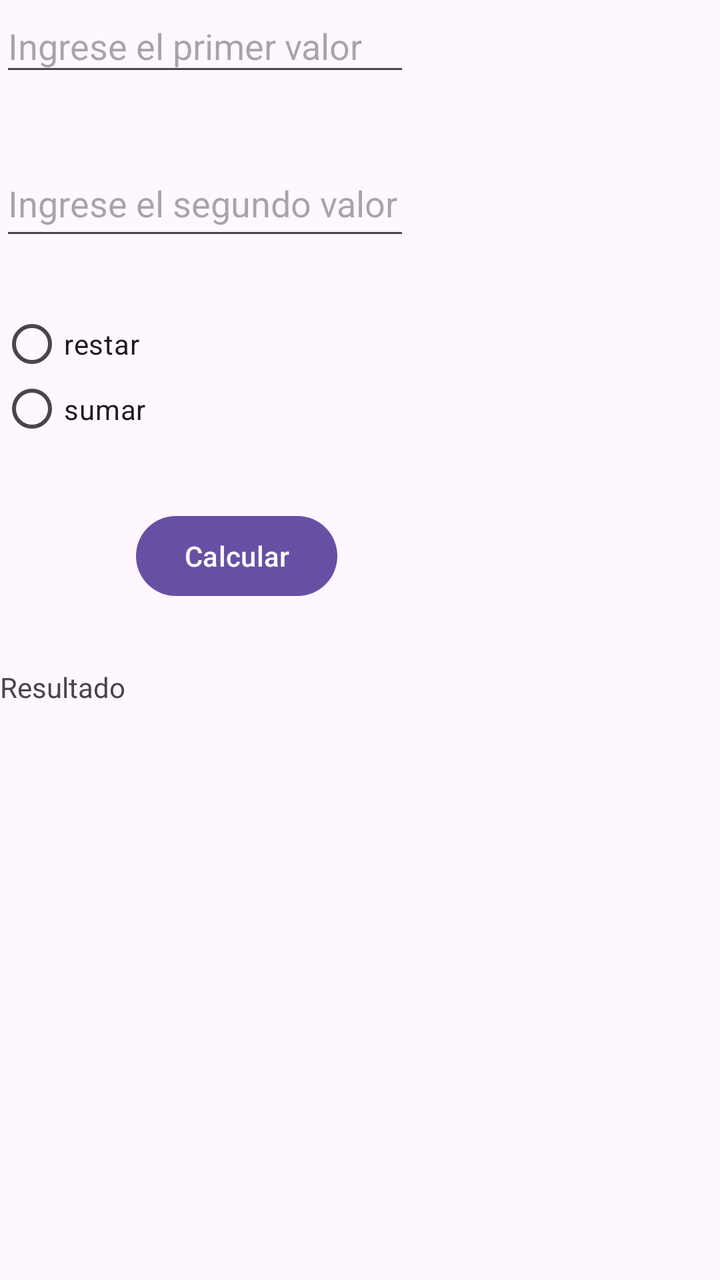
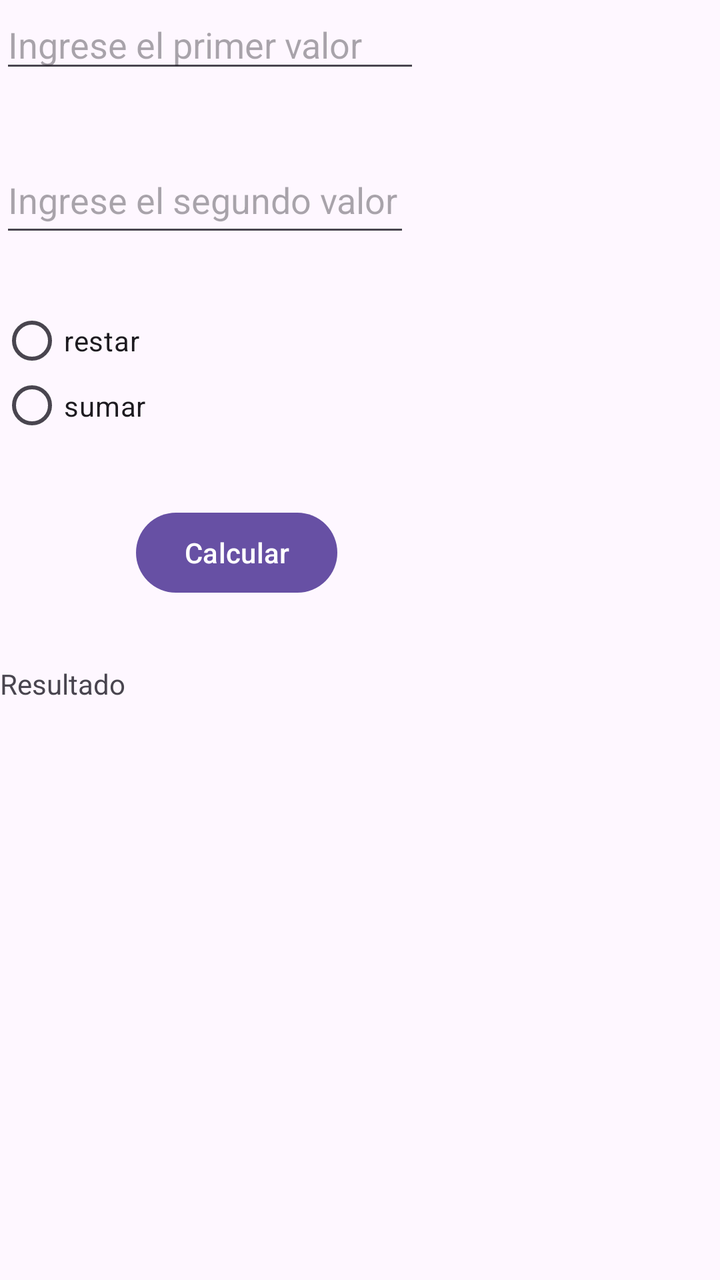

Before-and-after screenshots of an Android layout around one commit, followed by the original layout XML and the change that was made.
<!-- AndroidManifest.xml: application theme Theme.Ejercicio4 -->
<!-- res/layout/activity_main.xml -->
<?xml version="1.0" encoding="utf-8"?>
<androidx.constraintlayout.widget.ConstraintLayout xmlns:android="http://schemas.android.com/apk/res/android"
    xmlns:app="http://schemas.android.com/apk/res-auto"
    xmlns:tools="http://schemas.android.com/tools"
    android:id="@+id/main"
    android:layout_width="match_parent"
    android:layout_height="match_parent"
    tools:context=".MainActivity">

    <EditText
        android:id="@+id/et2"
        android:layout_width="205dp"
        android:layout_height="50dp"
        android:layout_marginTop="32dp"
        android:ems="10"
        android:hint="Ingrese el segundo valor"
        android:inputType="number"
        app:layout_constraintTop_toBottomOf="@+id/et1"
        tools:layout_editor_absoluteX="16dp" />

    <RadioGroup
        android:id="@+id/radioGroup1"
        android:layout_width="205dp"
        android:layout_height="65dp"
        android:layout_marginTop="32dp"
        app:layout_constraintTop_toBottomOf="@+id/et2"
        tools:layout_editor_absoluteX="16dp">

        <RadioButton
            android:id="@+id/rd2"
            android:layout_width="204dp"
            android:layout_height="30dp"
            android:text="restar" />

        <RadioButton
            android:id="@+id/rd1"
            android:layout_width="match_parent"
            android:layout_height="35dp"
            android:text="sumar" />

    </RadioGroup>

    <EditText
        android:id="@+id/et1"
        android:layout_width="205dp"
        android:layout_height="43dp"
        android:ems="10"
        android:hint="Ingrese el primer valor"
        android:inputType="number"
        tools:layout_editor_absoluteX="16dp"
        tools:layout_editor_absoluteY="18dp" />

    <Button
        android:id="@+id/bt1"
        android:layout_width="wrap_content"
        android:layout_height="wrap_content"
        android:layout_marginStart="68dp"
        android:layout_marginTop="32dp"
        android:text="Calcular"
        app:layout_constraintStart_toStartOf="parent"
        app:layout_constraintTop_toBottomOf="@+id/radioGroup1" />

    <TextView
        android:id="@+id/tv1"
        android:layout_width="136dp"
        android:layout_height="43dp"
        android:layout_marginTop="32dp"
        android:text="Resultado"
        app:layout_constraintTop_toBottomOf="@+id/bt1"
        tools:layout_editor_absoluteX="68dp" />

</androidx.constraintlayout.widget.ConstraintLayout>
<!-- resources referenced by this layout -->
<resources>
  <style name="Theme.Ejercicio4" parent="Base.Theme.Ejercicio4" />
  <style name="Base.Theme.Ejercicio4" parent="Theme.Material3.DayNight.NoActionBar">
          
          
      </style>
</resources>

<!-- the commit's change to res/layout/activity_main.xml (unified diff, before → after) -->
@@ -42,13 +42,13 @@
 
     <EditText
         android:id="@+id/et1"
-        android:layout_width="205dp"
-        android:layout_height="43dp"
+        android:layout_width="wrap_content"
+        android:layout_height="wrap_content"
         android:ems="10"
         android:hint="Ingrese el primer valor"
         android:inputType="number"
         tools:layout_editor_absoluteX="16dp"
-        tools:layout_editor_absoluteY="18dp" />
+        tools:layout_editor_absoluteY="108dp" />
 
     <Button
         android:id="@+id/bt1"
